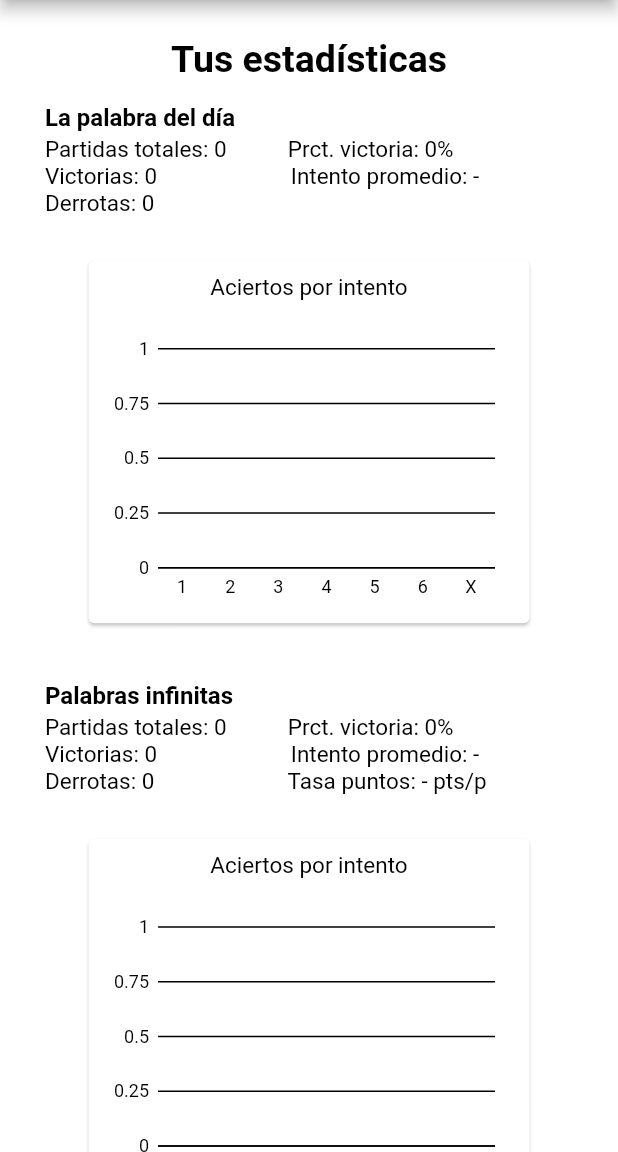
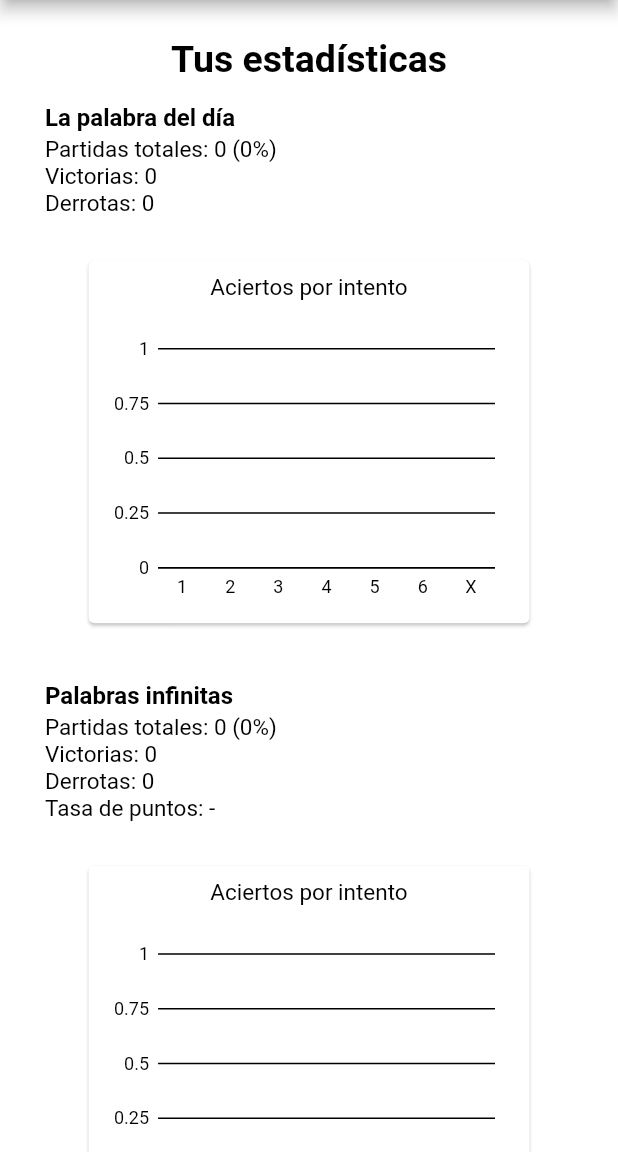
Before and after one commit to joaquinsolla/Encasillado, a Flutter app: the UserStats screen opened by its route, on a phone screen of 412 x 824 dp, the part 84-1236 px from its top. Run offline on Flutter 3.47's test engine with Material 2 defaults, Android fonts, the phone set to English and light mode, and no system bars; our stand-ins replace charts_flutter, flushbar, google_mobile_ads, shared_preferences; missing offline and left inert: mailto, social_share, twitter_intent; accounts and stored records are empty; network calls fail; Roboto replaces fonts that are missing (RaleWay).

Commit message:
Updated user_stats.dart

```diff
--- a/TO-DO.txt
+++ b/TO-DO.txt
@@ -3,6 +3,7 @@
 -------PRIORITY--------
 
 -------OTHERS----------
+logros
 mantener wotd
 
 -------REVIEW----------
--- a/lib/pages/user_stats.dart
+++ b/lib/pages/user_stats.dart
@@ -61,21 +61,21 @@ class _UserStatsState extends State<UserStats> {
 
     int wotdHits = totalWotdGames-defeatsAtWotd;
     String wotdPercentage = '0';
-    String wotdProm = '-';
+    //String wotdProm = '-';
     if (wotdHits > 0) {
       wotdPercentage = ((wotdHits/totalWotdGames)*100).toStringAsFixed(1);
-      wotdProm = [winsAtFirstWotd,winsAtSecondWotd,winsAtThirdWotd,winsAtFourthWotd,winsAtFifthWotd,winsAtSixthWotd].reduce(max).toString();
+      //wotdProm = [winsAtFirstWotd,winsAtSecondWotd,winsAtThirdWotd,winsAtFourthWotd,winsAtFifthWotd,winsAtSixthWotd].reduce(max).toString();
     }
 
     int infiniteHits = totalInfiniteGames-defeatsAtInfinite;
     String infinitePercentage = '0';
-    String infiniteProm = '-';
+    // String infiniteProm = '-';
     String infiniteScoreRate = '-';
     if (infiniteHits > 0) {
       infinitePercentage = ((infiniteHits/totalInfiniteGames)*100).toStringAsFixed(1);
-      infiniteProm = [winsAtFirstInfinite,winsAtSecondInfinite,winsAtThirdInfinite,winsAtFourthInfinite,winsAtFifthInfinite,winsAtSixthInfinite].reduce(max).toString();
+      //infiniteProm = [winsAtFirstInfinite,winsAtSecondInfinite,winsAtThirdInfinite,winsAtFourthInfinite,winsAtFifthInfinite,winsAtSixthInfinite].reduce(max).toString();
     }
-    if(totalInfiniteGames > 0) infiniteScoreRate = (infiniteScore/totalInfiniteGames).toStringAsFixed(0);
+    if(totalInfiniteGames > 0) infiniteScoreRate = (infiniteScore/totalInfiniteGames).toStringAsFixed(0) + " pts/partida";
 
     // GENERATE CHART DATA
     final List<WotdSeries> wotdData = [
@@ -194,8 +194,8 @@ class _UserStatsState extends State<UserStats> {
                     textAlign: TextAlign.left,
                   ),
                   SizedBox(height: 2.5,),
-                  Text("Partidas totales: $totalWotdGames           Prct. victoria: $wotdPercentage%\n"
-                            "Victorias: $wotdHits                        Intento promedio: $wotdProm\n"
+                  Text("Partidas totales: $totalWotdGames ($wotdPercentage%)\n"
+                            "Victorias: $wotdHits\n"
                             "Derrotas: $defeatsAtWotd",
                         style: TextStyle(
                           fontSize: 15,
@@ -225,9 +225,10 @@ class _UserStatsState extends State<UserStats> {
                     textAlign: TextAlign.left,
                   ),
                   SizedBox(height: 2.5,),
-                  Text("Partidas totales: $totalInfiniteGames           Prct. victoria: $infinitePercentage%\n"
-                        "Victorias: $infiniteHits                        Intento promedio: $infiniteProm\n"
-                        "Derrotas: $defeatsAtInfinite                        Tasa puntos: $infiniteScoreRate pts/p",
+                  Text("Partidas totales: $totalInfiniteGames ($infinitePercentage%)\n"
+                        "Victorias: $infiniteHits\n"
+                        "Derrotas: $defeatsAtInfinite\n"
+                      "Tasa de puntos: $infiniteScoreRate",
                     style: TextStyle(
                       fontSize: 15,
                       color: appBlack,
@@ -242,7 +243,7 @@ class _UserStatsState extends State<UserStats> {
                         infiniteData: infiniteData,
                       )),
                   Text(
-                    "*Prct.: Porcentaje\n* pts/p: Puntos por partida",
+                    "* pts/partida: Puntos por partida",
                     style: TextStyle(
                       fontSize: 12,
                       color: appGrey,
```
